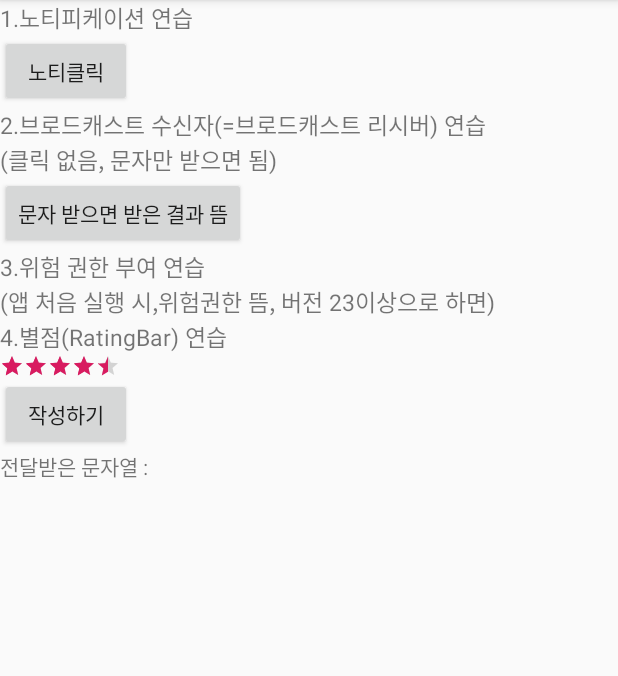
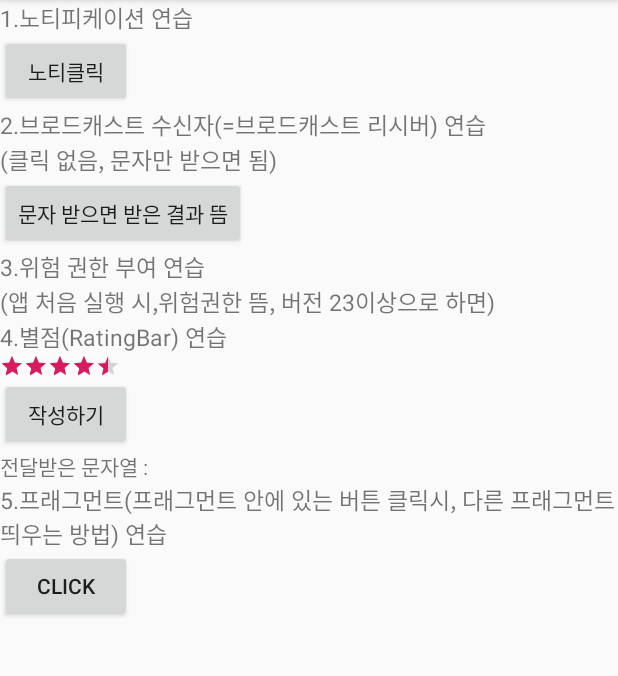
Before and after one commit to lhc8607git/notipractice, an Android app: the screen it shows after launch (MainActivity), on a phone screen of 412 x 824 dp, the part 84-760 px from its top. Run offline under Robolectric (Android 15) with nearby library versions, the phone set to English and light mode, and no system bars.

Commit message:
9.프래그먼트(프래그먼트 안에 있는 버튼 클릭시, 다른 프래그먼트 띄우는 방법) 연습

```diff
--- a/app/src/main/AndroidManifest.xml
+++ b/app/src/main/AndroidManifest.xml
@@ -44,6 +44,8 @@
         <activity android:name="broadcasting2.SmsActivity" />
 
         <activity android:name="ratingbar4.CommentWriteActivity"></activity>
+
+        <activity android:name="fragment5.MainFActivity"/>
     </application>
 
 </manifest>
--- a/app/src/main/java/com/example/noti/notification1/MainActivity.java
+++ b/app/src/main/java/com/example/noti/notification1/MainActivity.java
@@ -25,13 +25,14 @@ import android.widget.Toast;
 
 import com.example.noti.R;
 
+import fragment5.MainFActivity;
 import ratingbar4.CommentWriteActivity;
 
 import static android.app.Notification.EXTRA_NOTIFICATION_ID;
 
 public class MainActivity extends AppCompatActivity {
 
-    private Button btn1;
+    private Button btn1,btn5;
     private NotificationCompat.Builder builder;
 
     private RatingBar ratingBar;
@@ -54,9 +55,38 @@ public class MainActivity extends AppCompatActivity {
 
 
         // 4.별점(RatingBar) 연습
-        ratingpractice();
+//        ratingpractice();
+
+
+        // 5.프래그먼트(프래그먼트 안에 있는 버튼 클릭시, 다른 프래그먼트 띄우는 방법) 연습
+        btn5 = findViewById(R.id.btn5);
+        btn5.setOnClickListener(new View.OnClickListener() {
+            @Override
+            public void onClick(View v) {
+                moveView();
+            }
+        });
+
+
+
 
     }
+
+
+
+
+
+
+    // 5.프래그먼트(프래그먼트 안에 있는 버튼 클릭시, 다른 프래그먼트 띄우는 방법) 연습
+    private void moveView(){
+        Intent in = new Intent(getApplicationContext(), MainFActivity.class);
+        startActivity(in);
+    }
+
+
+
+
+
 
 
 
--- a/app/src/main/res/layout/activity_main.xml
+++ b/app/src/main/res/layout/activity_main.xml
@@ -6,7 +6,17 @@
     android:layout_height="match_parent"
     android:orientation="vertical"
     tools:context=".notification1.MainActivity">
+    <ScrollView
+        android:id="@+id/sd"
+        android:layout_width="match_parent"
+        android:layout_height="match_parent">
 
+
+
+        <LinearLayout
+            android:orientation="vertical"
+            android:layout_width="match_parent"
+            android:layout_height="match_parent">
             <TextView
                 android:textSize="15dp"
                 android:text="1.노티피케이션 연습"
@@ -69,4 +79,22 @@
                 android:layout_width="match_parent"
                 android:layout_height="wrap_content" />
 
+
+            <TextView
+                android:textSize="15dp"
+                android:text="5.프래그먼트(프래그먼트 안에 있는 버튼 클릭시, 다른 프래그먼트 띄우는 방법) 연습"
+                android:layout_width="wrap_content"
+                android:layout_height="wrap_content" />
+            <Button
+                android:text="click"
+                android:id="@+id/btn5"
+                android:layout_width="wrap_content"
+                android:layout_height="wrap_content" />
+
+
         </LinearLayout>
+
+
+
+    </ScrollView>
+</LinearLayout>
```
Also changed, not shown: app/src/main/java/fragment5/MainFActivity.java (added, +45 -0 lines), app/src/main/java/fragment5/MainFragment.java (added, +48 -0 lines), app/src/main/java/fragment5/MenuFragment.java (added, +22 -0 lines), app/src/main/res/layout/fragment_main.xml (added, +17 -0 lines), app/src/main/res/layout/fragment_menu.xml (added, +16 -0 lines), app/src/main/res/layout/mainview.xml (added, +31 -0 lines). Lines whose indentation alone changed are shown as unchanged.
